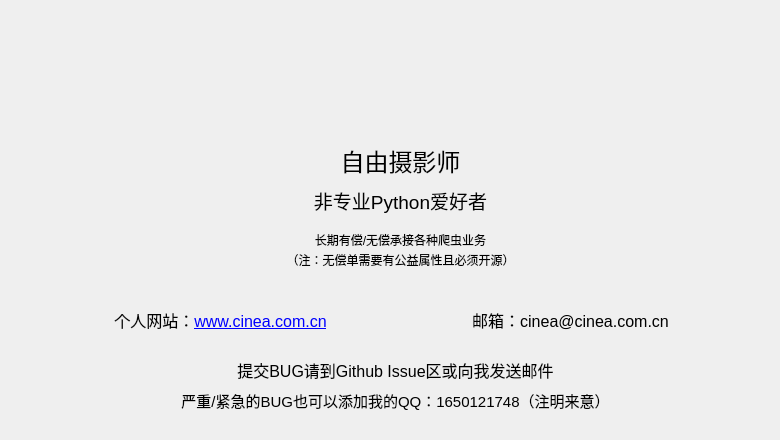
The window that ui/about.ui (Cinea4678/Tongji-AutoGetScore) describes before a commit, drawn with Qt 5.
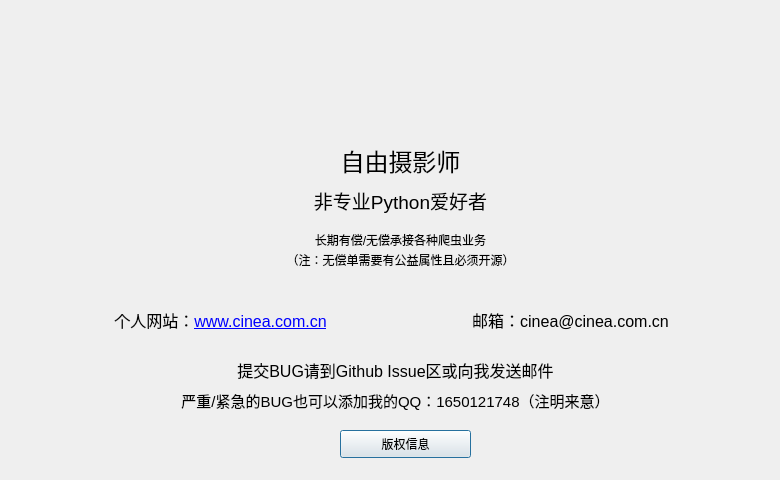
The same window after the commit.

Patch:
```diff
--- a/ui/about.ui
+++ b/ui/about.ui
@@ -7,7 +7,7 @@
     <x>0</x>
     <y>0</y>
     <width>780</width>
-    <height>440</height>
+    <height>480</height>
    </rect>
   </property>
   <property name="windowTitle">
@@ -157,6 +157,19 @@
     <string>&lt;html&gt;&lt;head/&gt;&lt;body&gt;&lt;p align=&quot;center&quot;&gt;&lt;span style=&quot; font-size:11pt;&quot;&gt;严重/紧急的BUG也可以添加我的QQ：1650121748（注明来意）&lt;/span&gt;&lt;/p&gt;&lt;/body&gt;&lt;/html&gt;</string>
    </property>
   </widget>
+  <widget class="QPushButton" name="copyRightMsg">
+   <property name="geometry">
+    <rect>
+     <x>340</x>
+     <y>430</y>
+     <width>131</width>
+     <height>28</height>
+    </rect>
+   </property>
+   <property name="text">
+    <string>版权信息</string>
+   </property>
+  </widget>
  </widget>
  <resources/>
  <connections/>
```
Left out of the diff: 3 changed lines with no effect on the pictures.
